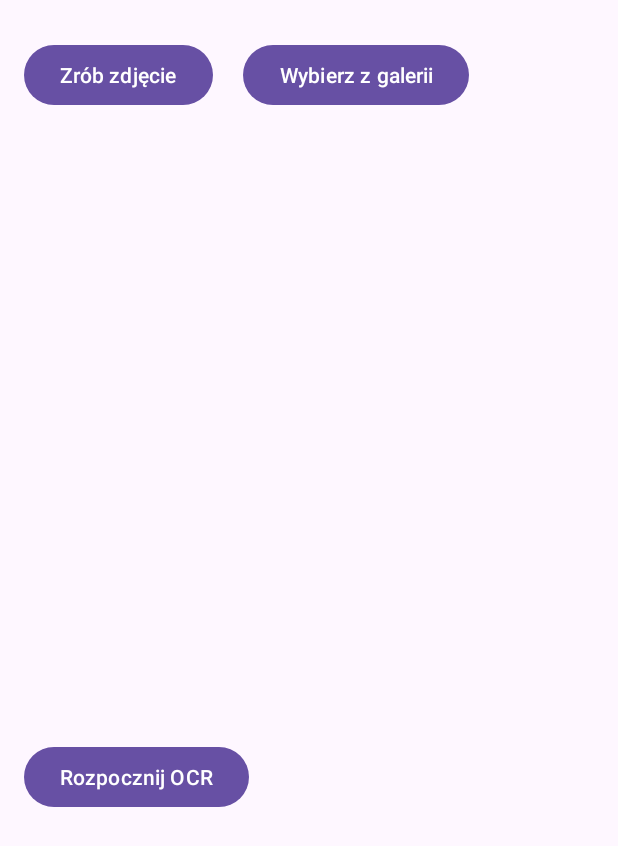
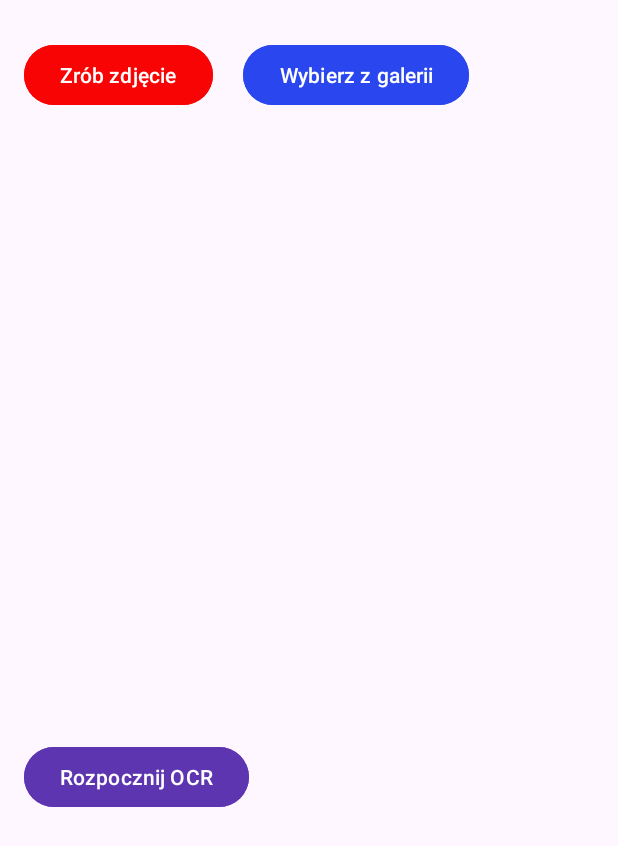
Before and after one commit to MKZSE/nrfaktury, an Android app: the screen it shows after launch (MainActivity), on a phone screen of 412 x 824 dp. Shown: the top 846 px of the screen. Run offline under Robolectric (Android 15) with nearby library versions, the phone set to English and light mode, and no system bars; libraries missing offline, so code that uses them is left out: com.google.mlkit.vision.

Commit message:
poprawki wygladu

```diff
--- a/app/src/main/res/layout/activity_main.xml
+++ b/app/src/main/res/layout/activity_main.xml
@@ -13,19 +13,23 @@
         <Button
             android:id="@+id/btnOpenCamera"
 
+            style="@style/Widget.Material3.Button"
             android:layout_width="wrap_content"
             android:layout_height="wrap_content"
+            android:layout_marginTop="10dp"
+            android:layout_marginEnd="20dp"
+            android:backgroundTint="#F80404"
             android:text="Zrób zdjęcie"
-            android:layout_marginTop="10dp"
-            android:layout_marginEnd="20dp" />
+            android:textAllCaps="false" />
 
         <Button
             android:id="@+id/btnSelectFromGallery"
 
             android:layout_width="wrap_content"
-        android:layout_height="wrap_content"
-        android:text="Wybierz z galerii"
-        android:layout_marginTop="10dp" />
+            android:layout_height="wrap_content"
+            android:layout_marginTop="10dp"
+            android:backgroundTint="#2A47EF"
+            android:text="Wybierz z galerii" />
     </LinearLayout>
     <ImageView
         android:id="@+id/imgPreview"
@@ -38,8 +42,9 @@
         android:id="@+id/btnStartOcr"
         android:layout_width="wrap_content"
         android:layout_height="wrap_content"
-        android:text="Rozpocznij OCR"
-        android:layout_marginTop="10dp" />
+        android:layout_marginTop="10dp"
+        android:backgroundTint="#5E35B1"
+        android:text="Rozpocznij OCR" />
 
     <ListView
         android:id="@+id/lstResults"
```
